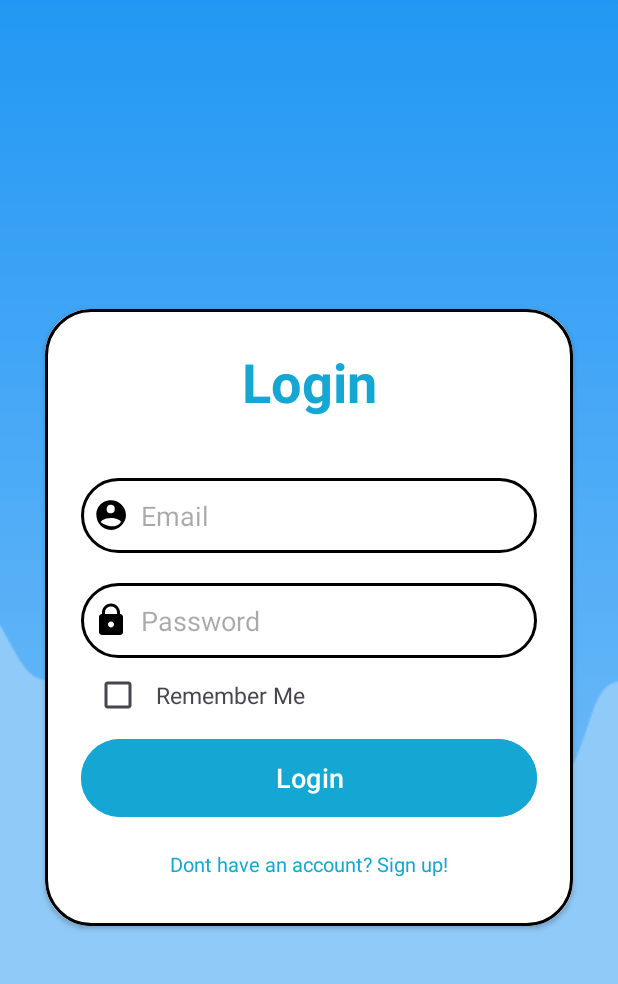
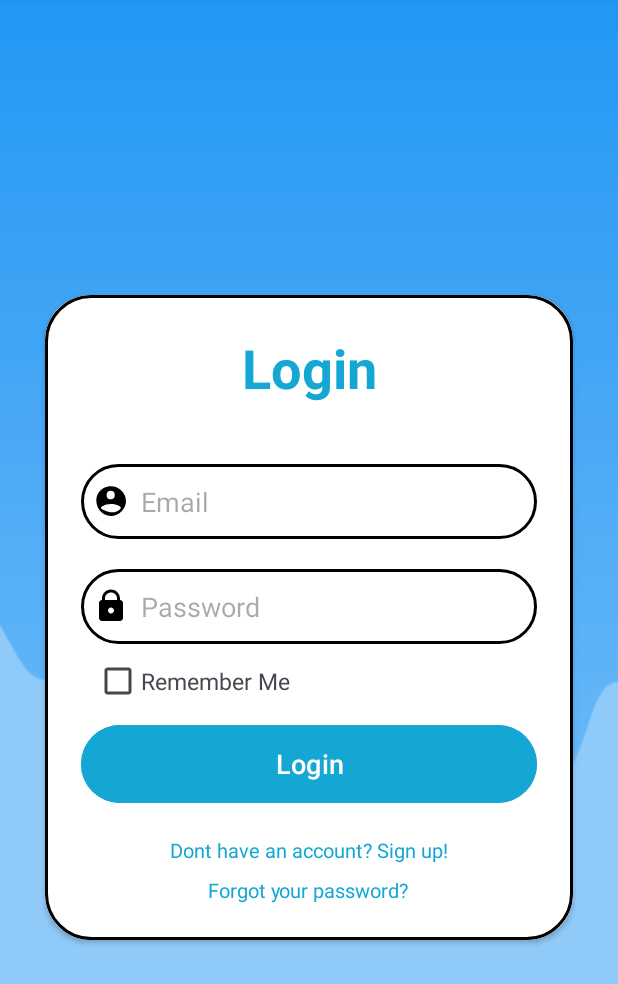
Before and after one commit to SarkisChohmalian/ShareRide, an Android app: the screen it shows after launch (LoginActivity), on a phone screen of 412 x 824 dp. Shown: the top 984 px of the screen. Run offline under Robolectric (Android 15) with nearby library versions, the phone set to English and light mode, and no system bars; our stand-ins replace Firebase (no records; nobody signed in at launch, a user with empty details on screens opened directly).

Commit message:
initial commit

```diff
--- a/app/src/main/java/com/example/shareride/LoginActivity.java
+++ b/app/src/main/java/com/example/shareride/LoginActivity.java
@@ -15,8 +15,10 @@ import android.widget.EditText;
 import android.widget.TextView;
 import android.widget.Toast;
 
+import com.google.android.gms.tasks.OnCompleteListener;
 import com.google.android.gms.tasks.OnFailureListener;
 import com.google.android.gms.tasks.OnSuccessListener;
+import com.google.android.gms.tasks.Task;
 import com.google.firebase.auth.AuthResult;
 import com.google.firebase.auth.FirebaseAuth;
 import com.google.firebase.auth.FirebaseUser;
@@ -26,7 +28,7 @@ public class LoginActivity extends AppCompatActivity {
     private FirebaseAuth auth;
     private EditText loginEmail, loginPassword;
     private Button loginButton;
-    private TextView signupRedirectText;
+    private TextView signupRedirectText, forgotPasswordText;
     private CheckBox remember;
 
     @Override
@@ -40,6 +42,7 @@ public class LoginActivity extends AppCompatActivity {
         loginButton = findViewById(R.id.login_button);
         signupRedirectText = findViewById(R.id.signupRedirect);
         remember = findViewById(R.id.remember);
+        forgotPasswordText = findViewById(R.id.forgetpassword);
 
         // Check if user previously opted for "Remember Me"
         SharedPreferences sharedPref = getSharedPreferences("loginPrefs", Context.MODE_PRIVATE);
@@ -50,7 +53,6 @@ public class LoginActivity extends AppCompatActivity {
             String savedPassword = sharedPref.getString("password", "");
 
             if (!savedEmail.isEmpty() && !savedPassword.isEmpty()) {
-                // Attempt automatic login using saved credentials
                 auth.signInWithEmailAndPassword(savedEmail, savedPassword)
                         .addOnSuccessListener(new OnSuccessListener<AuthResult>() {
                             @Override
@@ -91,7 +93,6 @@ public class LoginActivity extends AppCompatActivity {
                                         if (auth.getCurrentUser().isEmailVerified()) {
                                             Toast.makeText(LoginActivity.this, "Login Successful", Toast.LENGTH_SHORT).show();
                                             if (remember.isChecked()) {
-                                                // Save credentials if "Remember Me" is checked
                                                 saveCredentials(email, pass);
                                             }
                                             startActivity(new Intent(LoginActivity.this, MainActivity.class));
@@ -113,6 +114,13 @@ public class LoginActivity extends AppCompatActivity {
             }
         });
 
+        forgotPasswordText.setOnClickListener(new View.OnClickListener() {
+            @Override
+            public void onClick(View view) {
+                openPasswordReset();
+            }
+        });
+
         signupRedirectText.setOnClickListener(new View.OnClickListener() {
             @Override
             public void onClick(View view) {
@@ -121,6 +129,10 @@ public class LoginActivity extends AppCompatActivity {
         });
     }
 
+    public void openPasswordReset() {
+        Intent intent = new Intent(this, PasswordResetActivity.class);
+        startActivity(intent);
+    }
 
     private void saveCredentials(String email, String password) {
         SharedPreferences sharedPref = getSharedPreferences("loginPrefs", Context.MODE_PRIVATE);
--- a/app/src/main/res/layout/activity_login.xml
+++ b/app/src/main/res/layout/activity_login.xml
@@ -76,6 +76,7 @@
                     android:text="Remember Me"
                     android:textSize="15dp"
                     android:textStyle="normal"
+                    android:layout_marginStart="-10dp"
                     tools:ignore="TextSizeCheck" />
 
             </LinearLayout>
@@ -104,6 +105,18 @@
                 android:textColor="@color/blue"
                 android:textSize="13.5sp" />
 
+            <TextView
+                android:layout_width="wrap_content"
+                android:layout_height="wrap_content"
+                android:id="@+id/forgetpassword"
+                android:text="Forgot your password?"
+                android:textAlignment="center"
+                android:layout_gravity="center"
+                android:textSize="13sp"
+                android:textColor="@color/blue"
+                />
+
+
 
         </LinearLayout>
 
```
Also changed, not shown: app/src/main/AndroidManifest.xml (+11 -9 lines), app/src/main/java/com/example/shareride/PasswordResetActivity.java (added, +78 -0 lines), app/src/main/res/layout/activity_password_reset.xml (added, +75 -0 lines).
